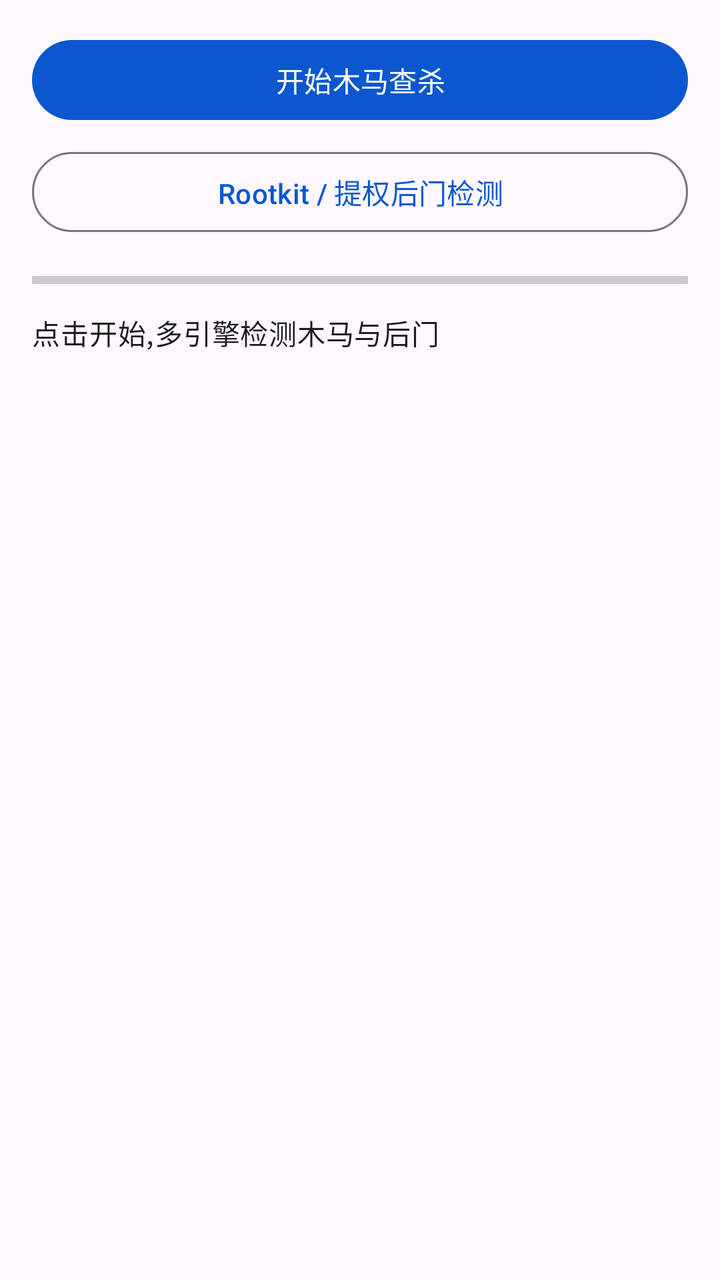
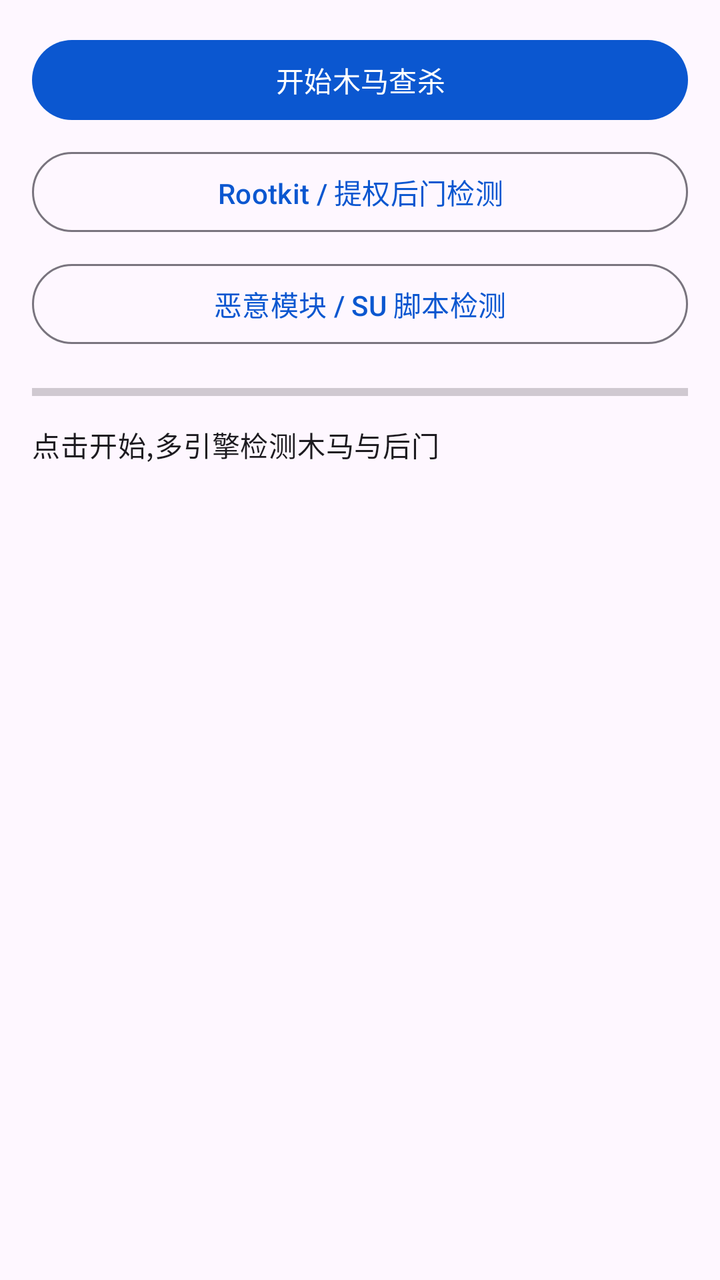

Compare the two renders of this Android layout. The source of the first and the diff that turns it into the second are given below.
<!-- AndroidManifest.xml: application theme Theme.SecureDroid -->
<!-- res/layout/fragment_trojan.xml -->
<?xml version="1.0" encoding="utf-8"?>
<LinearLayout xmlns:android="http://schemas.android.com/apk/res/android"
    android:layout_width="match_parent"
    android:layout_height="match_parent"
    android:orientation="vertical"
    android:padding="16dp">

    <com.google.android.material.button.MaterialButton
        android:id="@+id/btnTrojanScan"
        android:layout_width="match_parent"
        android:layout_height="wrap_content"
        android:text="@string/trojan_start" />

    <com.google.android.material.button.MaterialButton
        android:id="@+id/btnRootkit"
        android:layout_width="match_parent"
        android:layout_height="wrap_content"
        android:layout_marginTop="8dp"
        style="?attr/materialButtonOutlinedStyle"
        android:text="@string/rootkit_btn" />

    <ProgressBar
        android:id="@+id/progress"
        android:layout_width="match_parent"
        android:layout_height="wrap_content"
        android:layout_marginTop="12dp"
        style="?android:attr/progressBarStyleHorizontal"
        android:max="100"
        android:progress="0" />

    <TextView
        android:id="@+id/tvStatus"
        android:layout_width="wrap_content"
        android:layout_height="wrap_content"
        android:layout_marginTop="8dp"
        android:text="@string/trojan_idle"
        android:textAppearance="?attr/textAppearanceBodyMedium" />

    <androidx.recyclerview.widget.RecyclerView
        android:id="@+id/rvTrojan"
        android:layout_width="match_parent"
        android:layout_height="0dp"
        android:layout_weight="1"
        android:layout_marginTop="8dp" />
</LinearLayout>
<!-- resources referenced by this layout -->
<resources>
  <string name="rootkit_btn">Rootkit / 提权后门检测</string>
  <string name="trojan_idle">点击开始,多引擎检测木马与后门</string>
  <string name="trojan_start">开始木马查杀</string>
  <style name="Theme.SecureDroid" parent="Theme.Material3.DayNight.NoActionBar">
          <item name="colorPrimary">@color/primary</item>
          <item name="android:statusBarColor">@color/primary</item>
      </style>
  <color name="primary">#0B57D0</color>
</resources>

<!-- the commit's change to res/layout/fragment_trojan.xml (unified diff, before → after) -->
@@ -18,6 +18,14 @@
         android:layout_marginTop="8dp"
         style="?attr/materialButtonOutlinedStyle"
         android:text="@string/rootkit_btn" />
+
+    <com.google.android.material.button.MaterialButton
+        android:id="@+id/btnModules"
+        android:layout_width="match_parent"
+        android:layout_height="wrap_content"
+        android:layout_marginTop="8dp"
+        style="?attr/materialButtonOutlinedStyle"
+        android:text="@string/modules_btn" />
 
     <ProgressBar
         android:id="@+id/progress"
<!-- resource entries referenced after the edit -->
@@ -1,5 +1,6 @@
 <!-- resources referenced by this layout -->
 <resources>
+  <string name="modules_btn">恶意模块 / SU 脚本检测</string>
   <string name="rootkit_btn">Rootkit / 提权后门检测</string>
   <string name="trojan_idle">点击开始,多引擎检测木马与后门</string>
   <string name="trojan_start">开始木马查杀</string>
